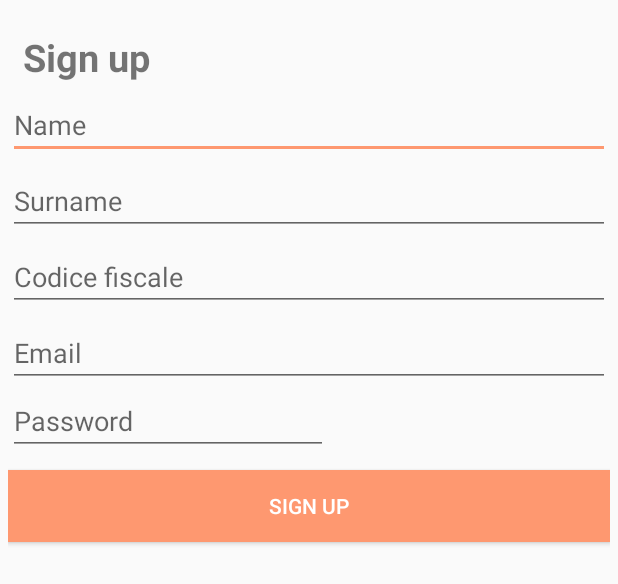
After one commit to javferrod/CuellarFernandez, an Android app: the layout dialog_register.xml on its own in the app's theme, with its tools: preview values and no code run, on a phone screen of 412 x 824 dp. The commit adds this screen. Shown: the top 584 px of the screen. Run offline under Robolectric (Android 15) with nearby library versions, the phone set to English and light mode, and no system bars.

Commit message:
Add hearth rate and Sign up interface, also correct bugs

```diff
--- a/Implementation/android/TrackMe/app/src/main/res/layout/activity_main.xml
+++ b/Implementation/android/TrackMe/app/src/main/res/layout/activity_main.xml
@@ -15,10 +15,9 @@
         android:layout_marginStart="147dp"
         android:layout_marginEnd="147dp"
         android:layout_marginBottom="60dp"
-
         android:background="@null"
         android:fontFamily="@font/bitter"
-        android:text="@string/sing_up"
+        android:text="@string/sign_up"
         android:textColor="@color/white"
         android:textSize="23dp"
         android:textStyle="bold"
--- /dev/null
+++ b/Implementation/android/TrackMe/app/src/main/res/layout/dialog_register.xml
@@ -0,0 +1,101 @@
+<?xml version="1.0" encoding="utf-8"?>
+<android.support.constraint.ConstraintLayout
+    xmlns:android="http://schemas.android.com/apk/res/android"
+    xmlns:app="http://schemas.android.com/apk/res-auto"
+    xmlns:tools="http://schemas.android.com/tools"
+    android:layout_width="match_parent"
+    android:layout_height="match_parent"
+    android:padding="5dp">
+
+    <TextView
+        android:id="@+id/textView"
+        android:layout_width="wrap_content"
+        android:layout_height="wrap_content"
+        android:layout_gravity="center"
+        android:layout_marginStart="10dp"
+        android:layout_marginEnd="282dp"
+        android:layout_marginBottom="5dp"
+        android:text="@string/sign_up"
+        android:textSize="25sp"
+        android:textStyle="bold"
+        app:layout_constraintBottom_toTopOf="@+id/textEmail"
+        app:layout_constraintEnd_toEndOf="parent"
+        app:layout_constraintHorizontal_bias="0.0"
+        app:layout_constraintStart_toStartOf="parent"
+        app:layout_constraintTop_toTopOf="parent"
+        app:layout_constraintVertical_bias="0.093" />
+
+    <EditText
+        android:id="@+id/textName"
+        android:layout_width="match_parent"
+        android:layout_height="wrap_content"
+        android:ems="10"
+        android:layout_marginTop="5dp"
+        android:hint="@string/name"
+        android:inputType="textPersonName"
+        app:layout_constraintEnd_toEndOf="parent"
+        app:layout_constraintStart_toStartOf="parent"
+        app:layout_constraintTop_toBottomOf="@+id/textView" />
+
+    <EditText
+        android:id="@+id/textSurname"
+        android:layout_width="match_parent"
+        android:layout_height="wrap_content"
+        android:ems="10"
+        android:layout_marginTop="5dp"
+        android:hint="@string/surname"
+        android:inputType="textPersonName"
+        app:layout_constraintEnd_toEndOf="parent"
+        app:layout_constraintStart_toStartOf="parent"
+        app:layout_constraintTop_toBottomOf="@+id/textName" />
+
+    <EditText
+        android:id="@+id/textCodiceFiscale"
+        android:layout_width="match_parent"
+        android:layout_height="wrap_content"
+        android:ems="10"
+        android:layout_marginTop="5dp"
+        android:hint="@string/codice_fiscale"
+        android:inputType="text|number"
+        app:layout_constraintEnd_toEndOf="parent"
+        app:layout_constraintStart_toStartOf="parent"
+        app:layout_constraintTop_toBottomOf="@+id/textSurname" />
+
+    <EditText
+        android:id="@+id/textEmail"
+        android:layout_width="match_parent"
+        android:layout_height="wrap_content"
+        android:ems="10"
+        android:layout_marginTop="5dp"
+        android:hint="@string/email"
+        android:inputType="textEmailAddress"
+        app:layout_constraintEnd_toEndOf="parent"
+        app:layout_constraintStart_toStartOf="parent"
+        app:layout_constraintTop_toBottomOf="@+id/textCodiceFiscale" />
+
+    <EditText
+        android:id="@+id/textPassword"
+        android:layout_width="wrap_content"
+        android:layout_height="wrap_content"
+        android:layout_marginEnd="169dp"
+        android:ems="10"
+        android:hint="@string/password"
+        android:inputType="textPassword"
+        app:layout_constraintEnd_toEndOf="parent"
+        app:layout_constraintHorizontal_bias="0.0"
+        app:layout_constraintStart_toStartOf="parent"
+        app:layout_constraintTop_toBottomOf="@+id/textEmail" />
+
+    <Button
+        android:id="@+id/signUpButton"
+        android:layout_width="0dp"
+        android:layout_height="wrap_content"
+        android:layout_marginTop="10dp"
+        android:background="@color/colorAccent"
+        android:textColor="@android:color/white"
+        android:text="@string/sign_up"
+        app:layout_constraintEnd_toEndOf="parent"
+        app:layout_constraintStart_toStartOf="parent"
+        app:layout_constraintTop_toBottomOf="@+id/textPassword" />
+
+</android.support.constraint.ConstraintLayout>
--- a/Implementation/android/TrackMe/app/src/main/res/values/strings.xml
+++ b/Implementation/android/TrackMe/app/src/main/res/values/strings.xml
@@ -1,9 +1,12 @@
 <resources>
     <string name="app_name">TrackMe</string>
-    <string name="sing_up">Sing up</string>
+    <string name="sign_up">Sign up</string>
     <string name="log_in">Log in</string>
     <string name="email">Email</string>
     <string name="password">Password</string>
     <string name="register">registrate!</string>
     <string name="last_record">Last record:</string>
+    <string name="surname">Surname</string>
+    <string name="name">Name</string>
+    <string name="codice_fiscale">Codice fiscale</string>
 </resources>
```
Also changed, not shown: Implementation/android/TrackMe/app/src/main/java/com/trackme/julian/trackme/MainActivity.java (+54 -13 lines), Implementation/android/TrackMe/app/src/main/java/com/trackme/julian/trackme/Recollector.java (+53 -1 lines), Implementation/android/TrackMe/app/src/main/res/layout/recollector.xml (+7 -0 lines).
